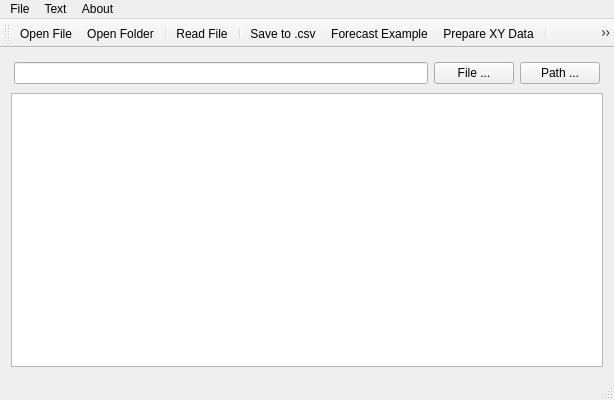
Old version of the form mainwindow.ui in the repository tau-lex/Hst-reader.
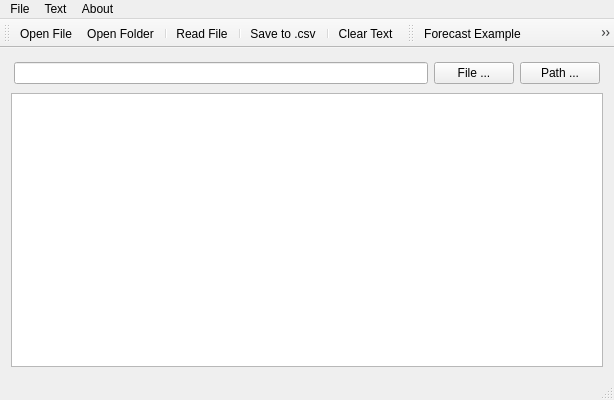
New version of the form.

Commit message: - change ui; - issue: rewrite algorithm a dataSet prepare;

What changed in the file:
```diff
--- a/mainwindow.ui
+++ b/mainwindow.ui
@@ -115,7 +115,7 @@
     <enum>TopToolBarArea</enum>
    </attribute>
    <attribute name="toolBarBreak">
-    <bool>false</bool>
+    <bool>true</bool>
    </attribute>
    <addaction name="actionOpen"/>
    <addaction name="actionOpenFolder"/>
@@ -123,12 +123,23 @@
    <addaction name="actionRead_File"/>
    <addaction name="separator"/>
    <addaction name="actionSaveCsv"/>
-   <addaction name="actionSave_Example"/>
-   <addaction name="actionPrepare_XY_Data"/>
    <addaction name="separator"/>
    <addaction name="actionClearText"/>
   </widget>
   <widget class="QStatusBar" name="statusBar"/>
+  <widget class="QToolBar" name="dataToolBar">
+   <property name="windowTitle">
+    <string/>
+   </property>
+   <attribute name="toolBarArea">
+    <enum>TopToolBarArea</enum>
+   </attribute>
+   <attribute name="toolBarBreak">
+    <bool>false</bool>
+   </attribute>
+   <addaction name="actionSave_Example"/>
+   <addaction name="actionPrepare_XY_Data"/>
+  </widget>
   <action name="actionClearText">
    <property name="text">
     <string>Clear Text</string>
```
The commit also changes 2 other files.
